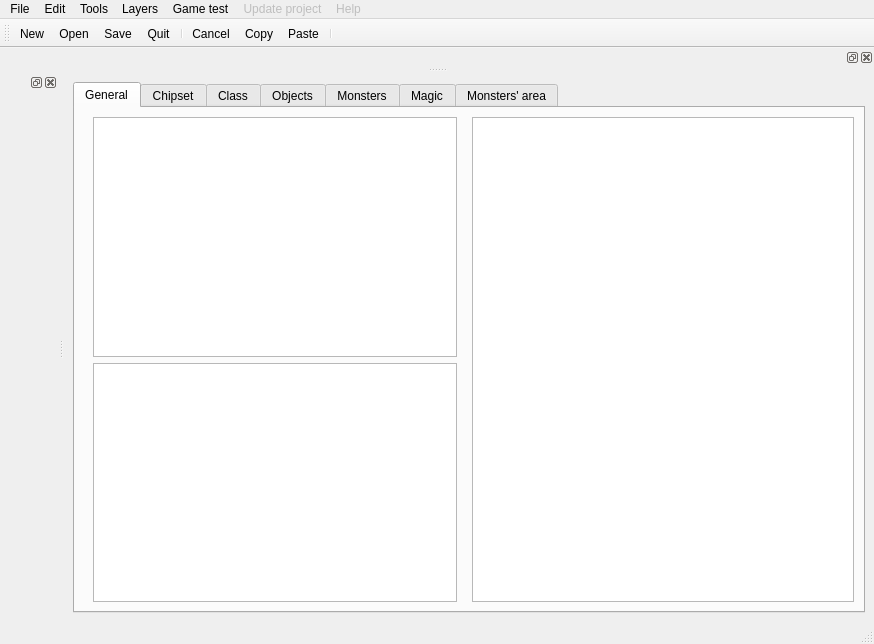
Old version of the form src/mainwindow.ui in the repository dummymeuporg/dummyeditor.
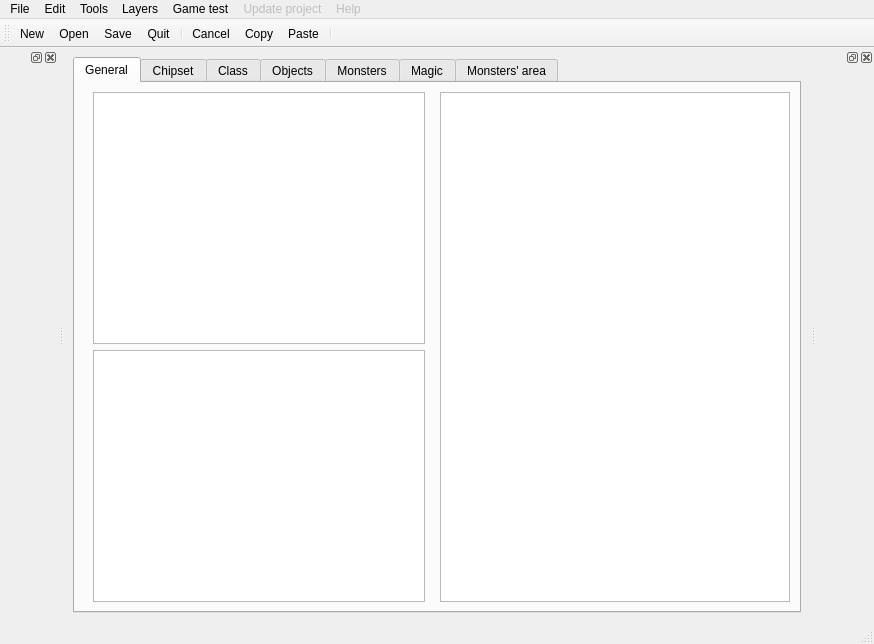
New version of the form. Icons and pictures are not drawn. Custom widgets are drawn as their Qt base class.

Patch:
```diff
--- a/src/mainwindow.ui
+++ b/src/mainwindow.ui
@@ -567,7 +567,7 @@
   </widget>
   <widget class="QDockWidget" name="dockWidgetDrawingToolbox">
    <attribute name="dockWidgetArea">
-    <number>4</number>
+    <number>2</number>
    </attribute>
    <widget class="Widget::DrawingToolbar::Widget" name="widgetDrawingToolbox"/>
   </widget>
```
